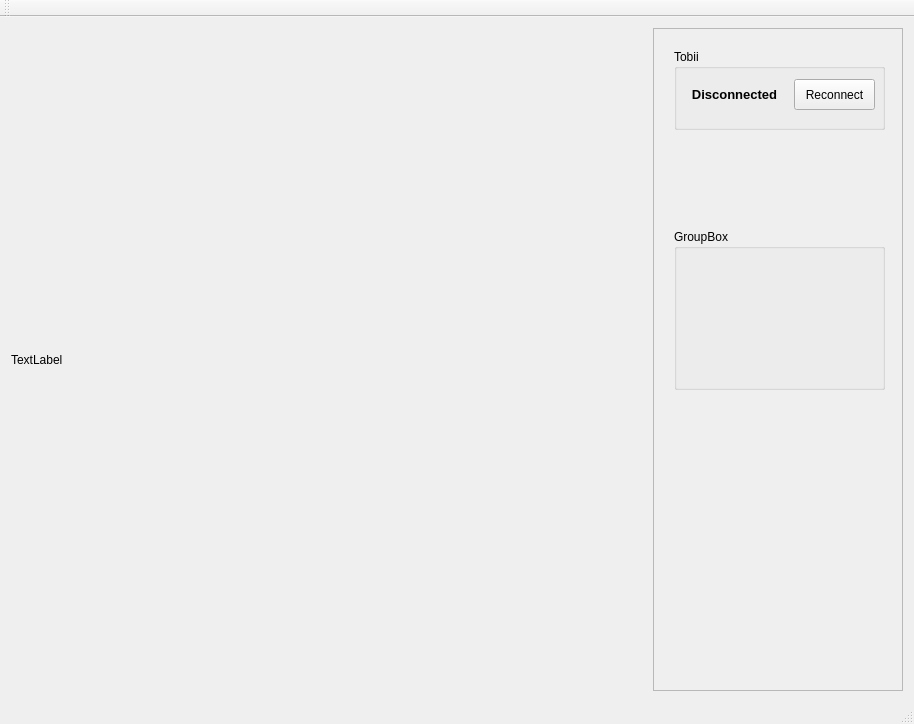
Above: EyeTrackingSuite/EyeTrackingSuite.ui from jaffob/EyeTrackingSuite before the change. Below: the same form after it.
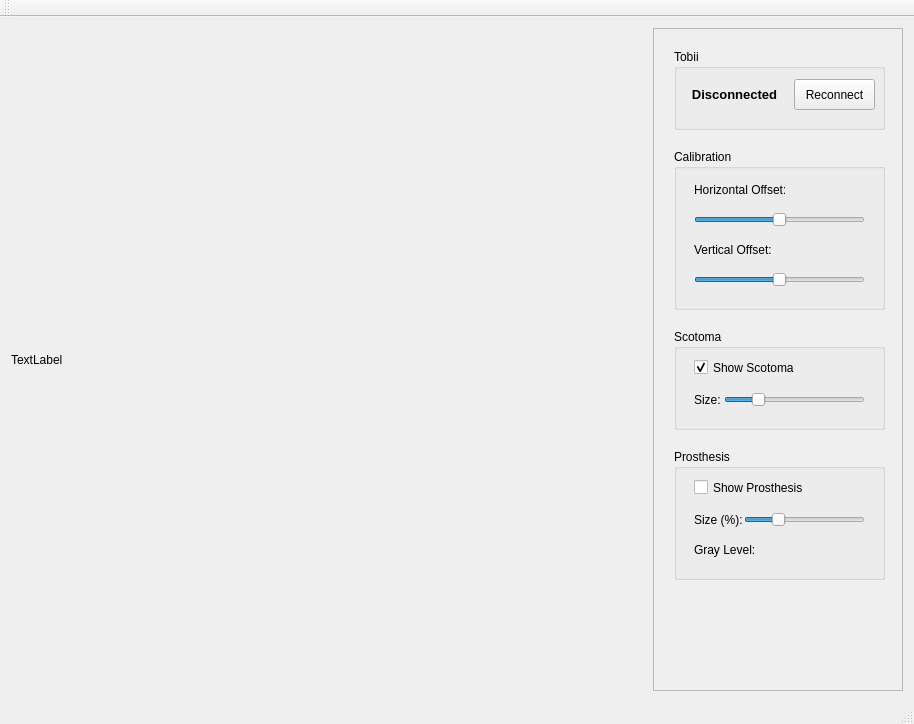
That is the form after the change. Custom widgets are drawn as their Qt base class.

Commit message: add and wire calibration and prosthesis UI options

Diff of the .ui file:
```diff
--- a/EyeTrackingSuite/EyeTrackingSuite.ui
+++ b/EyeTrackingSuite/EyeTrackingSuite.ui
@@ -115,14 +115,222 @@
         <property name="geometry">
          <rect>
           <x>20</x>
-          <y>200</y>
+          <y>300</y>
+          <width>211</width>
+          <height>101</height>
+         </rect>
+        </property>
+        <property name="title">
+         <string>Scotoma</string>
+        </property>
+        <widget class="QSlider" name="scotomaRadius">
+         <property name="geometry">
+          <rect>
+           <x>50</x>
+           <y>60</y>
+           <width>141</width>
+           <height>22</height>
+          </rect>
+         </property>
+         <property name="minimum">
+          <number>10</number>
+         </property>
+         <property name="maximum">
+          <number>200</number>
+         </property>
+         <property name="value">
+          <number>50</number>
+         </property>
+         <property name="orientation">
+          <enum>Qt::Horizontal</enum>
+         </property>
+        </widget>
+        <widget class="QCheckBox" name="scotomaEnabled">
+         <property name="geometry">
+          <rect>
+           <x>20</x>
+           <y>30</y>
+           <width>171</width>
+           <height>17</height>
+          </rect>
+         </property>
+         <property name="text">
+          <string>Show Scotoma</string>
+         </property>
+         <property name="checked">
+          <bool>true</bool>
+         </property>
+        </widget>
+        <widget class="QLabel" name="label">
+         <property name="geometry">
+          <rect>
+           <x>20</x>
+           <y>60</y>
+           <width>31</width>
+           <height>21</height>
+          </rect>
+         </property>
+         <property name="text">
+          <string>Size:</string>
+         </property>
+        </widget>
+       </widget>
+       <widget class="QGroupBox" name="groupBox_3">
+        <property name="geometry">
+         <rect>
+          <x>20</x>
+          <y>420</y>
+          <width>211</width>
+          <height>131</height>
+         </rect>
+        </property>
+        <property name="title">
+         <string>Prosthesis</string>
+        </property>
+        <widget class="QCheckBox" name="prosthesisEnabled">
+         <property name="geometry">
+          <rect>
+           <x>20</x>
+           <y>30</y>
+           <width>171</width>
+           <height>17</height>
+          </rect>
+         </property>
+         <property name="text">
+          <string>Show Prosthesis</string>
+         </property>
+        </widget>
+        <widget class="QLabel" name="label_2">
+         <property name="geometry">
+          <rect>
+           <x>20</x>
+           <y>60</y>
+           <width>51</width>
+           <height>21</height>
+          </rect>
+         </property>
+         <property name="text">
+          <string>Size (%):</string>
+         </property>
+        </widget>
+        <widget class="QSlider" name="prosthesisSize">
+         <property name="geometry">
+          <rect>
+           <x>70</x>
+           <y>60</y>
+           <width>121</width>
+           <height>22</height>
+          </rect>
+         </property>
+         <property name="minimum">
+          <number>0</number>
+         </property>
+         <property name="maximum">
+          <number>100</number>
+         </property>
+         <property name="value">
+          <number>25</number>
+         </property>
+         <property name="orientation">
+          <enum>Qt::Horizontal</enum>
+         </property>
+        </widget>
+        <widget class="QLabel" name="label_3">
+         <property name="geometry">
+          <rect>
+           <x>20</x>
+           <y>90</y>
+           <width>61</width>
+           <height>21</height>
+          </rect>
+         </property>
+         <property name="text">
+          <string>Gray Level:</string>
+         </property>
+        </widget>
+       </widget>
+       <widget class="QGroupBox" name="groupBox_4">
+        <property name="geometry">
+         <rect>
+          <x>20</x>
+          <y>120</y>
           <width>211</width>
           <height>161</height>
          </rect>
         </property>
         <property name="title">
-         <string>GroupBox</string>
+         <string>Calibration</string>
         </property>
+        <widget class="QLabel" name="label_4">
+         <property name="geometry">
+          <rect>
+           <x>20</x>
+           <y>30</y>
+           <width>91</width>
+           <height>21</height>
+          </rect>
+         </property>
+         <property name="text">
+          <string>Horizontal Offset:</string>
+         </property>
+        </widget>
+        <widget class="QSlider" name="calibrationHoriz">
+         <property name="geometry">
+          <rect>
+           <x>20</x>
+           <y>60</y>
+           <width>171</width>
+           <height>22</height>
+          </rect>
+         </property>
+         <property name="minimum">
+          <number>-200</number>
+         </property>
+         <property name="maximum">
+          <number>200</number>
+         </property>
+         <property name="value">
+          <number>0</number>
+         </property>
+         <property name="orientation">
+          <enum>Qt::Horizontal</enum>
+         </property>
+        </widget>
+        <widget class="QSlider" name="calibrationVert">
+         <property name="geometry">
+          <rect>
+           <x>20</x>
+           <y>120</y>
+           <width>171</width>
+           <height>22</height>
+          </rect>
+         </property>
+         <property name="minimum">
+          <number>-200</number>
+         </property>
+         <property name="maximum">
+          <number>200</number>
+         </property>
+         <property name="value">
+          <number>0</number>
+         </property>
+         <property name="orientation">
+          <enum>Qt::Horizontal</enum>
+         </property>
+        </widget>
+        <widget class="QLabel" name="label_5">
+         <property name="geometry">
+          <rect>
+           <x>20</x>
+           <y>90</y>
+           <width>91</width>
+           <height>21</height>
+          </rect>
+         </property>
+         <property name="text">
+          <string>Vertical Offset:</string>
+         </property>
+        </widget>
        </widget>
       </widget>
      </widget>
```
Left out of the diff: 103 changed lines with no effect on the pictures. The commit also changes 5 other files.
